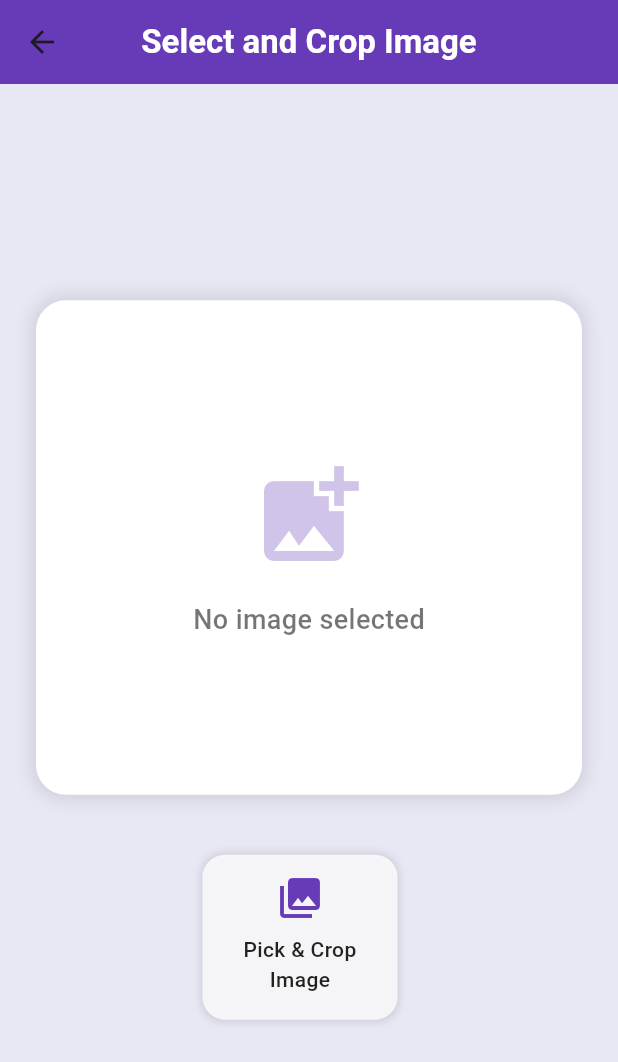
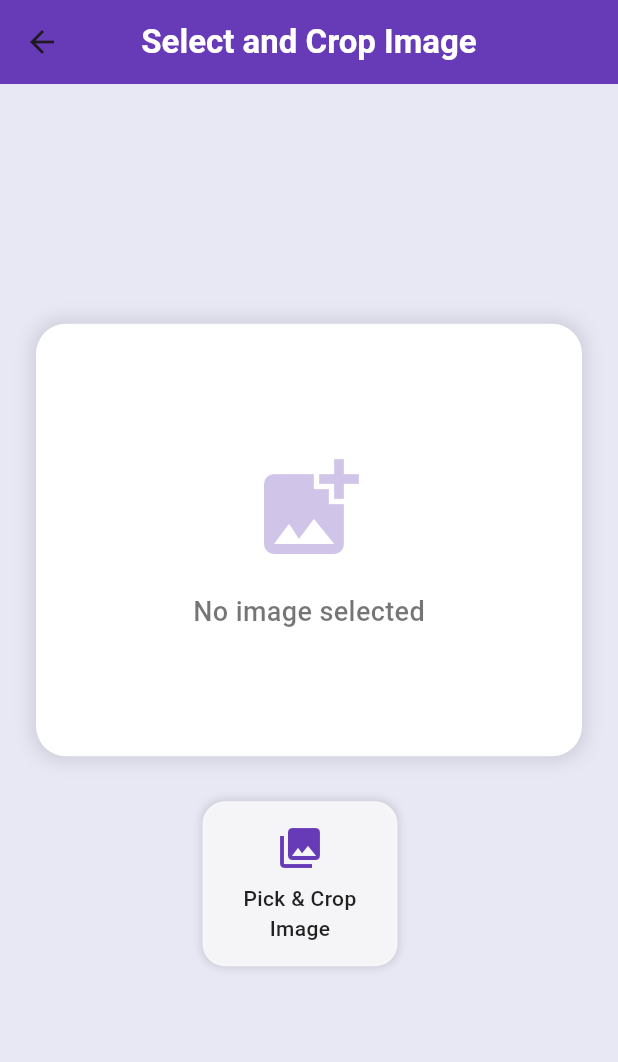
Before and after one commit to heth-projects/passport-photos, a Flutter app: the ImagePickerScreen screen opened by its route, on a phone screen of 412 x 824 dp. Shown: the top 1062 px of the screen. Run offline on Flutter 3.47's test engine with Material 3 defaults, Android fonts, the phone set to English and light mode, and no system bars; our stand-ins replace image_cropper, image_picker, pdf, permission_handler, printing, share_plus.

Commit message:
Android 11 fixes

```diff
--- a/passport_photos/lib/screens/image_picker_screen.dart
+++ b/passport_photos/lib/screens/image_picker_screen.dart
@@ -15,19 +15,12 @@ class _ImagePickerScreenState extends State<ImagePickerScreen> {
   bool _isPickHovered = false;
   bool _isNextHovered = false;
 
+// Simplified approach - ImagePicker handles permissions internally
   Future<void> _pickAndCropImage() async {
     try {
-      // Request permission directly before picking
-      var permissionStatus = await Permission.photos.request();
-      if (!permissionStatus.isGranted) {
-        ScaffoldMessenger.of(context).showSnackBar(
-          SnackBar(content: Text('Permission denied. Please allow access to photos.')),
-        );
-        return; // Stop if permission is not granted
-      }
-
       final picker = ImagePicker();
       final pickedFile = await picker.pickImage(source: ImageSource.gallery);
+
       if (pickedFile != null) {
         CroppedFile? croppedFile = await ImageCropper().cropImage(
           sourcePath: pickedFile.path,
@@ -38,15 +31,15 @@ class _ImagePickerScreenState extends State<ImagePickerScreen> {
               toolbarTitle: 'Crop Image',
               toolbarColor: Colors.deepPurple,
               toolbarWidgetColor: Colors.white,
-              initAspectRatio: CropAspectRatioPreset.original,
               lockAspectRatio: false,
-              hideBottomControls: true, // Hide UCrop-specific controls
+              hideBottomControls: true,
             ),
             IOSUiSettings(
               title: 'Crop Image',
             ),
           ],
         );
+
         if (croppedFile != null) {
           setState(() {
             _image = File(croppedFile.path);
@@ -55,6 +48,9 @@ class _ImagePickerScreenState extends State<ImagePickerScreen> {
       }
     } catch (error) {
       print("Error picking or cropping image: $error");
+      ScaffoldMessenger.of(context).showSnackBar(
+        SnackBar(content: Text('Error accessing media. Please check app permissions in settings.')),
+      );
     }
   }
 
@@ -71,18 +67,33 @@ class _ImagePickerScreenState extends State<ImagePickerScreen> {
         ),
         backgroundColor: Colors.deepPurple,
         centerTitle: true,
-        elevation: 0, // More modern look with no elevation
+        elevation: 0,
       ),
       body: Container(
         color: Color(0xFFE8E8F5),
         width: double.infinity,
+        child: SafeArea(
+          child: SingleChildScrollView(
             padding: const EdgeInsets.all(24.0),
+            child: ConstrainedBox(
+              constraints: BoxConstraints(
+                minHeight: MediaQuery.of(context).size.height -
+                    MediaQuery.of(context).padding.top -
+                    kToolbarHeight - 48, // Account for appbar and padding
+              ),
+              child: IntrinsicHeight(
                 child: Column(
                   mainAxisAlignment: MainAxisAlignment.center,
                   children: [
-            // Image Display Section
-            Container(
-              height: MediaQuery.of(context).size.height * 0.4,
+                    // Flexible Image Display Section
+                    Flexible(
+                      flex: 3,
+                      child: Container(
+                        width: double.infinity,
+                        constraints: BoxConstraints(
+                          maxHeight: MediaQuery.of(context).size.height * 0.35, // Reduced from 0.4
+                          minHeight: 200,
+                        ),
                         decoration: BoxDecoration(
                           color: Colors.white,
                           borderRadius: BorderRadius.circular(20),
@@ -121,10 +132,14 @@ class _ImagePickerScreenState extends State<ImagePickerScreen> {
                           ),
                         ),
                       ),
-            SizedBox(height: 40),
+                    ),
 
-            // Feature Card Style Buttons Row
-            Row(
+                    SizedBox(height: 30), // Reduced from 40
+
+                    // Buttons Row
+                    Flexible(
+                      flex: 1,
+                      child: Row(
                         mainAxisAlignment: MainAxisAlignment.center,
                         children: [
                           // Pick and Crop Button
@@ -180,7 +195,6 @@ class _ImagePickerScreenState extends State<ImagePickerScreen> {
                                         color: Colors.black87,
                                       ),
                                     ),
-                          SizedBox(height: 4),
                                   ],
                                 ),
                               ),
@@ -196,7 +210,7 @@ class _ImagePickerScreenState extends State<ImagePickerScreen> {
                                 Navigator.pushNamed(
                                   context,
                                   '/selectSize',
-                        arguments: _image, // Pass the image to the next screen
+                                  arguments: _image,
                                 );
                               },
                               onTapDown: (_) {
@@ -230,7 +244,7 @@ class _ImagePickerScreenState extends State<ImagePickerScreen> {
                                   ],
                                 ),
                                 child: Padding(
-                        padding: const EdgeInsets.symmetric(horizontal: 12.0, vertical: 8.0),
+                                  padding: const EdgeInsets.symmetric(horizontal: 12.0, vertical: 4.0),
                                   child: Column(
                                     mainAxisAlignment: MainAxisAlignment.center,
                                     children: [
@@ -265,7 +279,15 @@ class _ImagePickerScreenState extends State<ImagePickerScreen> {
                             ),
                         ],
                       ),
+                    ),
+
+                    // Add some bottom spacing
+                    SizedBox(height: 20),
                   ],
+                ),
+              ),
+            ),
+          ),
         ),
       ),
     );
```
Lines whose indentation alone changed are shown as unchanged.
